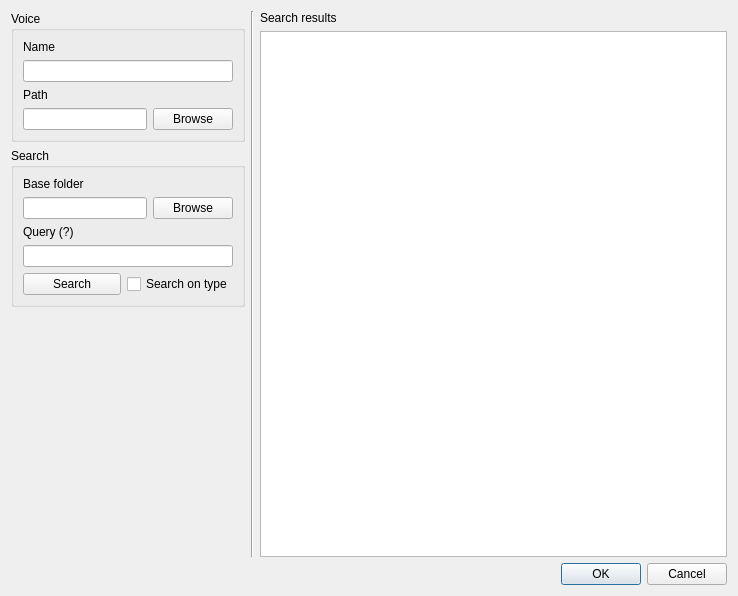
The window that src/editor/NewWoiceDialog.ui (yuxshao/ptcollab) describes before a commit, drawn with Qt 5.
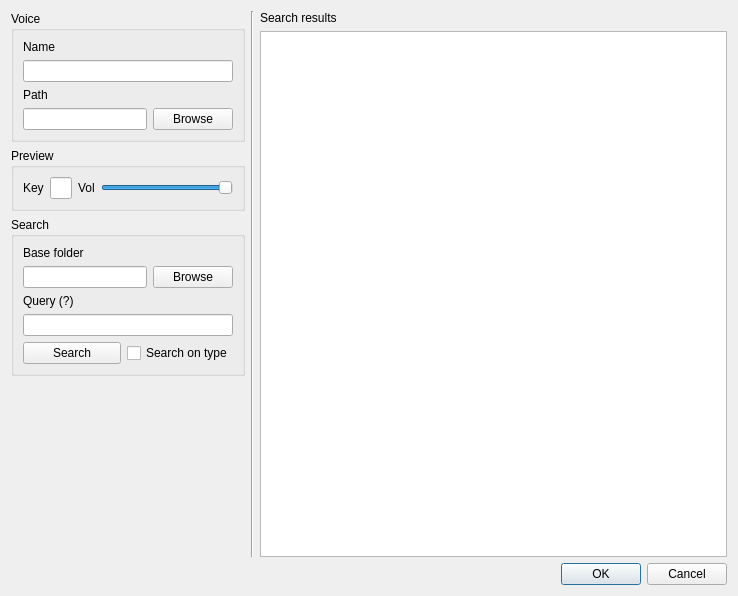
The same window after the commit.

Commit message: adjustable note preview

What changed in the file:
```diff
--- a/src/editor/NewWoiceDialog.ui
+++ b/src/editor/NewWoiceDialog.ui
@@ -58,6 +58,42 @@
          </layout>
         </widget>
        </item>
+       <item>
+        <widget class="QGroupBox" name="groupBox_3">
+         <property name="title">
+          <string>Preview</string>
+         </property>
+         <layout class="QHBoxLayout" name="horizontalLayout_5" stretch="1,1,1,100">
+          <item>
+           <widget class="QLabel" name="label_7">
+            <property name="text">
+             <string>Key</string>
+            </property>
+           </widget>
+          </item>
+          <item>
+           <widget class="QLineEdit" name="previewKeyLine"/>
+          </item>
+          <item>
+           <widget class="QLabel" name="label_6">
+            <property name="text">
+             <string>Vol</string>
+            </property>
+           </widget>
+          </item>
+          <item>
+           <widget class="QSlider" name="previewVolSlider">
+            <property name="value">
+             <number>99</number>
+            </property>
+            <property name="orientation">
+             <enum>Qt::Horizontal</enum>
+            </property>
+           </widget>
+          </item>
+         </layout>
+        </widget>
+       </item>
        <item>
         <widget class="QGroupBox" name="groupBox">
          <property name="title">
```
The commit also changes 1 other file.
